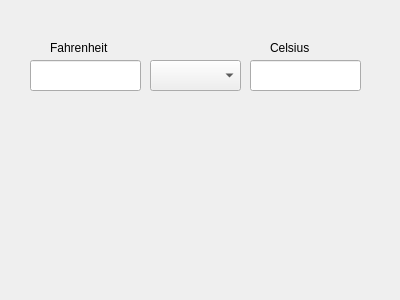
Above: Units/Temperature/temperature.ui from ITAAcademy/ITAInformator before the change. Below: the same form after it.
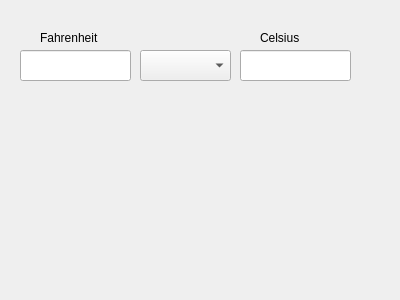
That is the form after the change.

Commit message: -add thissFixedSize to windows convert

Patch:
```diff
--- a/Units/Temperature/temperature.ui
+++ b/Units/Temperature/temperature.ui
@@ -16,8 +16,8 @@
   <widget class="QLineEdit" name="lineEdit_T_Left">
    <property name="geometry">
     <rect>
-     <x>30</x>
-     <y>60</y>
+     <x>20</x>
+     <y>50</y>
      <width>111</width>
      <height>31</height>
     </rect>
@@ -26,8 +26,8 @@
   <widget class="QLineEdit" name="lineEdit_T_right">
    <property name="geometry">
     <rect>
-     <x>250</x>
-     <y>60</y>
+     <x>240</x>
+     <y>50</y>
      <width>111</width>
      <height>31</height>
     </rect>
@@ -36,8 +36,8 @@
   <widget class="QComboBox" name="comboBoxTemperature">
    <property name="geometry">
     <rect>
-     <x>150</x>
-     <y>60</y>
+     <x>140</x>
+     <y>50</y>
      <width>91</width>
      <height>31</height>
     </rect>
@@ -46,8 +46,8 @@
   <widget class="QLabel" name="label_Left">
    <property name="geometry">
     <rect>
-     <x>50</x>
-     <y>40</y>
+     <x>40</x>
+     <y>30</y>
      <width>71</width>
      <height>16</height>
     </rect>
@@ -59,8 +59,8 @@
   <widget class="QLabel" name="label_Right">
    <property name="geometry">
     <rect>
-     <x>270</x>
-     <y>40</y>
+     <x>260</x>
+     <y>30</y>
      <width>61</width>
      <height>16</height>
     </rect>
```
The commit also changes 5 other files.
